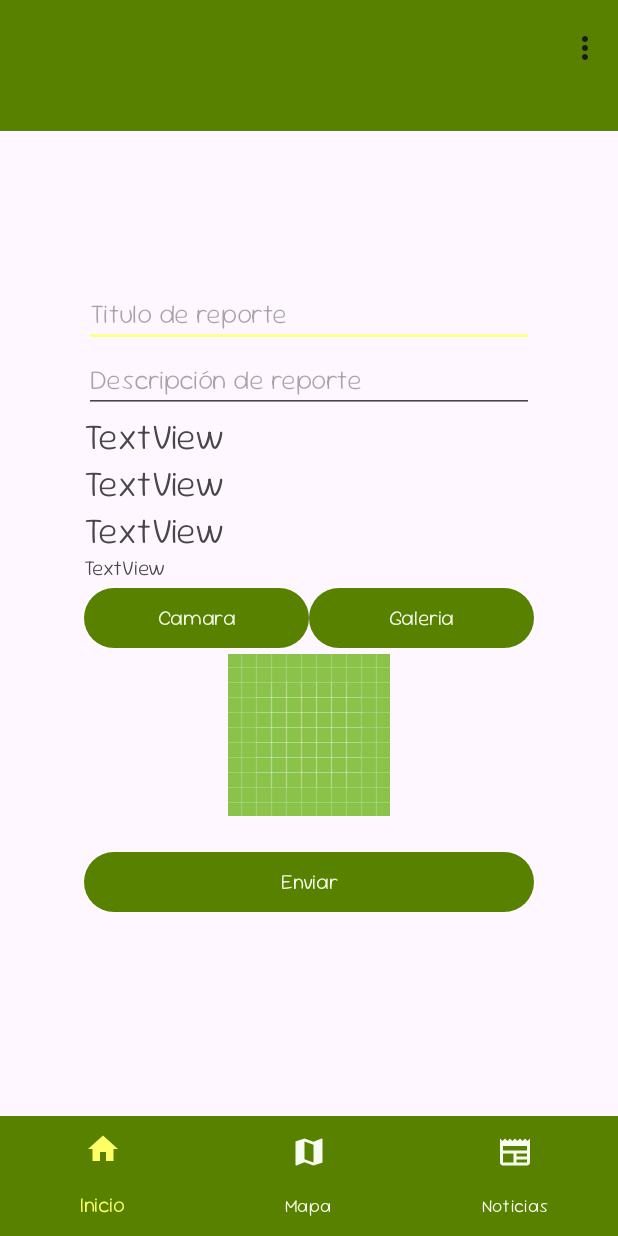
After one commit to LennyRocha/DisenoApps, an Android app: the FormularioReporte screen opened directly, with no data from a screen before it, on a phone screen of 412 x 824 dp. The commit adds this screen. Run offline under Robolectric (Android 15) with nearby library versions, the light colour scheme and no system bars; our stand-ins replace Volley; pictures from the network do not load.

Commit message:
formulario de reporte

```diff
--- /dev/null
+++ b/app/src/main/java/mx/edu/utez/patrullaambiental/FormularioReporte.kt
@@ -0,0 +1,200 @@
+package mx.edu.utez.patrullaambiental
+
+import android.Manifest
+import android.content.Context
+import android.content.pm.PackageManager
+import android.location.Location
+import android.location.LocationListener
+import android.location.LocationManager
+import android.os.Bundle
+import android.os.Handler
+import android.os.Looper
+import android.util.Log
+import android.widget.Toast
+import androidx.activity.result.contract.ActivityResultContracts
+import androidx.appcompat.app.AppCompatActivity
+import androidx.core.app.ActivityCompat
+import androidx.core.content.FileProvider
+import androidx.core.net.toUri
+import com.android.volley.Request
+import com.android.volley.RequestQueue
+import com.android.volley.Response
+import com.android.volley.toolbox.JsonObjectRequest
+import com.android.volley.toolbox.Volley
+import com.bumptech.glide.Glide
+import mx.edu.utez.patrullaambiental.databinding.ActivityFormularioReporteBinding
+import org.json.JSONObject
+import java.io.File
+import java.text.SimpleDateFormat
+import java.util.*
+import kotlin.text.format
+
+class FormularioReporte : AppCompatActivity(), LocationListener {
+
+    private lateinit var binding: ActivityFormularioReporteBinding
+    private lateinit var locationManager: LocationManager
+    private lateinit var photo: File
+    private lateinit var queue: RequestQueue
+
+    private val cameraLauncher = registerForActivityResult(
+        ActivityResultContracts.TakePicture()
+    ) { result ->
+        if (result) {
+            Glide.with(this)
+                .load(photo.toUri())
+                .into(binding.imgPreview)
+        }
+    }
+
+    private val galleryLauncher =
+        registerForActivityResult(
+            ActivityResultContracts.GetContent()
+        ) { result ->
+            if (result != null) {
+                Glide.with(this)
+                    .load(result)
+                    .into(binding.imgPreview)
+            }
+        }
+
+    private fun createBlankTempFile(): File {
+        val tempFolder = File(applicationContext.filesDir, "photos")
+        tempFolder.deleteRecursively()
+        tempFolder.mkdir()
+        val tempPhoto = File(tempFolder, "tempPhoto${UUID.randomUUID()}.jpg")
+        return tempPhoto
+    }
+
+    override fun onCreate(savedInstanceState: Bundle?) {
+        super.onCreate(savedInstanceState)
+        binding = ActivityFormularioReporteBinding.inflate(layoutInflater)
+        setContentView(binding.root)
+        queue = Volley.newRequestQueue(this)
+
+        binding.btnEnviar.setOnClickListener{
+            val titulo = binding.edtTitulo.text.toString()
+            val desc = binding.edtDesc.text.toString()
+            val latitud = binding.txtLatitud.text.toString()
+            val longitud = binding.txtLongitud.text.toString()
+            val estado = binding.txtEstado.text.toString()
+            val imagen = binding.imgPreview.toString()
+
+            if (titulo.isNotEmpty() && desc.isNotEmpty() && latitud.isNotEmpty() && longitud.isNotEmpty() && estado.isNotEmpty() && imagen.isNotEmpty()) {
+                val url = "http://192.168.111.81:8080/Usuario/RCrear"
+                val metodo = Request.Method.POST
+                val body = JSONObject()
+                body.put("titulo", titulo)
+                body.put("desc", desc)
+                body.put("latitud", latitud)
+                body.put("longitud", longitud)
+                body.put("estado", estado)
+                body.put("imagen", imagen)
+
+                val listener = Response.Listener<JSONObject> { resultado ->
+                    try {
+                        Log.d("insertado", "Usuario insertado correctamente")
+                    }catch (e: Exception){
+                        Toast.makeText(this, "ALGO PASO", Toast.LENGTH_SHORT).show()
+                    }
+                }
+
+                val errorListener = Response.ErrorListener {
+                    error ->
+                    Toast.makeText(this, "Error: ${error.message}", Toast.LENGTH_SHORT).show()
+
+                }
+
+                val request = JsonObjectRequest(metodo,url,body,listener,errorListener)
+                queue.add(request)
+                Toast.makeText(this, "Reporte enviado", Toast.LENGTH_SHORT).show()
+            }else{
+                Toast.makeText(this, "Llene todos los campos", Toast.LENGTH_SHORT).show()
+            }
+        }
+
+        binding.edtTitulo.setText(intent.getStringExtra("titulo"))
+        binding.edtDesc.setText(intent.getStringExtra("descripcion"))
+
+
+        binding.btnEnviar.setOnClickListener {
+            Toast.makeText(this, "Reporte enviado", Toast.LENGTH_SHORT).show()
+        }
+
+        binding.btnCamara.setOnClickListener {
+            photo = createBlankTempFile()
+            val uri = FileProvider.getUriForFile(
+                this,
+                "mx.edu.utez.camara4e",
+                photo
+            )
+            cameraLauncher.launch(uri)
+        }
+
+
+
+        binding.btnGaleria.setOnClickListener {
+            galleryLauncher.launch("image/*")
+        }
+
+        locationManager = getSystemService(Context.LOCATION_SERVICE) as LocationManager
+
+        if (ActivityCompat.checkSelfPermission(
+                this,
+                Manifest.permission.ACCESS_FINE_LOCATION
+            ) != PackageManager.PERMISSION_GRANTED && ActivityCompat.checkSelfPermission(
+                this,
+                Manifest.permission.ACCESS_COARSE_LOCATION
+            ) != PackageManager.PERMISSION_GRANTED
+        ) {
+            ActivityCompat.requestPermissions(
+                this,
+                arrayOf(
+                    Manifest.permission.ACCESS_FINE_LOCATION,
+                    Manifest.permission.ACCESS_COARSE_LOCATION
+                ),
+                LOCATION_PERMISSION_REQUEST_CODE
+            )
+            return
+        }
+        locationManager.requestLocationUpdates(LocationManager.GPS_PROVIDER, 0, 0f, this)
+    }
+
+    override fun onLocationChanged(location: Location) {
+        val latitude = location.latitude
+        val longitude = location.longitude
+
+        runOnUiThread {
+            binding.txtLatitud.text = "Latitud: $latitude"
+            binding.txtLongitud.text = "Longitud: $longitude"
+        }
+    }
+
+    override fun onRequestPermissionsResult(
+        requestCode: Int,
+        permissions: Array<out String>,
+        grantResults: IntArray
+    ) {
+        super.onRequestPermissionsResult(requestCode, permissions, grantResults)
+        if (requestCode == LOCATION_PERMISSION_REQUEST_CODE) {
+            if (grantResults.isNotEmpty() && grantResults[0] == PackageManager.PERMISSION_GRANTED) {
+
+                if (ActivityCompat.checkSelfPermission(
+                        this,
+                        Manifest.permission.ACCESS_FINE_LOCATION
+                    ) == PackageManager.PERMISSION_GRANTED && ActivityCompat.checkSelfPermission(
+                        this,
+                        Manifest.permission.ACCESS_COARSE_LOCATION
+                    ) == PackageManager.PERMISSION_GRANTED
+                ) {
+                    locationManager.requestLocationUpdates(LocationManager.GPS_PROVIDER, 0, 0f, this)
+                }
+            } else {
+                Toast.makeText(this, "Permiso de ubicación denegado", Toast.LENGTH_SHORT).show()
+            }
+        }
+    }
+
+    companion object {
+        private const val LOCATION_PERMISSION_REQUEST_CODE = 123 // Define your request code
+    }
+}
--- a/app/src/main/java/mx/edu/utez/patrullaambiental/Frag_inicio.kt
+++ b/app/src/main/java/mx/edu/utez/patrullaambiental/Frag_inicio.kt
@@ -39,6 +39,11 @@ class Frag_inicio : Fragment() {
         binding.appbar.startAnimation(animation2)
         binding.txtBienvenido.startAnimation(apareceTexto)
 
+        binding.mainMenu1.setOnClickListener {
+            val intent = Intent(requireActivity(), FormularioReporte::class.java)
+            startActivity(intent)
+        }
+
         binding.mainMenu3.setOnClickListener {
             val intent = Intent(requireActivity(), DocumentView::class.java)
             startActivity(intent)
--- a/app/src/main/java/mx/edu/utez/patrullaambiental/Frag_mapa.kt
+++ b/app/src/main/java/mx/edu/utez/patrullaambiental/Frag_mapa.kt
@@ -131,7 +131,7 @@ class Frag_mapa : Fragment(), LocationListener {
     fun cargarReportes(){
         val queue = Volley.newRequestQueue(requireActivity())
 
-        val url = "http://192.168.1.67:8080/Admin/Rtodos"
+        val url = "http://192.168.111.81:8080/Admin/Rtodos"
 
         val metodo = Request.Method.GET
 
--- a/app/src/main/java/mx/edu/utez/patrullaambiental/Login.kt
+++ b/app/src/main/java/mx/edu/utez/patrullaambiental/Login.kt
@@ -71,7 +71,7 @@ class Login : AppCompatActivity() {
     fun obtenerUsuario(correo : String, contra : String,  onResult: (Usuario?) -> Unit) {
         val queue = Volley.newRequestQueue(this)
 
-        val url = "http://192.168.1.67:8080/Admin/Login"
+        val url = "http://192.168.111.81:8080/Admin/Login"
 
         val metodo = Request.Method.POST
 
--- a/app/src/main/java/mx/edu/utez/patrullaambiental/MiPerfil.kt
+++ b/app/src/main/java/mx/edu/utez/patrullaambiental/MiPerfil.kt
@@ -199,7 +199,7 @@ class MiPerfil : AppCompatActivity() {
 
     fun actualizarPerfil(bro : Usuario){
         val queue = Volley.newRequestQueue(this)
-        val url = "http://192.168.1.67:8080/Usuario/UActualizar/${bro.Id}"
+        val url = "http://192.168.111.81:8080/Usuario/UActualizar/${bro.Id}"
         val metodo = Request.Method.PUT
         val body  = JSONObject()
         body.put(
--- a/app/src/main/java/mx/edu/utez/patrullaambiental/Signup.kt
+++ b/app/src/main/java/mx/edu/utez/patrullaambiental/Signup.kt
@@ -208,7 +208,7 @@ class Signup : AppCompatActivity() {
     fun registrarConVolley(bro: Usuario){
 
         val queue = Volley.newRequestQueue(this)
-        val url = "http://192.168.1.67:8080/Admin/UCrear"
+        val url = "http://192.168.111.81:8080/Admin/UCrear"
         val metodo = Request.Method.POST
         val body  = JSONObject()
         body.put(
--- /dev/null
+++ b/app/src/main/res/layout/activity_formulario_reporte.xml
@@ -0,0 +1,134 @@
+<?xml version="1.0" encoding="utf-8"?>
+<androidx.constraintlayout.widget.ConstraintLayout xmlns:android="http://schemas.android.com/apk/res/android"
+    xmlns:app="http://schemas.android.com/apk/res-auto"
+    xmlns:tools="http://schemas.android.com/tools"
+    android:id="@+id/main"
+    android:layout_width="match_parent"
+    android:layout_height="match_parent"
+    android:visibility="visible"
+    tools:context=".FormularioReporte"
+    tools:visibility="visible">
+
+    <androidx.appcompat.widget.Toolbar
+        android:id="@+id/my_toolbar"
+        style="@style/downMenu"
+        android:layout_width="0dp"
+        android:layout_height="0dp"
+        android:layout_marginBottom="100dp"
+        android:background="?attr/colorPrimary"
+        android:minHeight="?attr/actionBarSize"
+        android:theme="?attr/actionBarTheme"
+        app:layout_constraintBottom_toTopOf="@+id/linearLayout2"
+        app:layout_constraintEnd_toEndOf="parent"
+        app:layout_constraintHorizontal_bias="0.0"
+        app:layout_constraintStart_toStartOf="parent"
+        app:layout_constraintTop_toTopOf="parent"
+        app:menu="@menu/menu"
+        app:titleTextColor="@color/colorOnPrimary" />
+
+    <LinearLayout
+        android:id="@+id/linearLayout2"
+        android:layout_width="300dp"
+        android:layout_height="450dp"
+        android:orientation="vertical"
+        app:layout_constraintBottom_toBottomOf="parent"
+        app:layout_constraintEnd_toEndOf="parent"
+        app:layout_constraintStart_toStartOf="parent"
+        app:layout_constraintTop_toTopOf="parent">
+
+        <EditText
+            android:id="@+id/edtTitulo"
+            android:layout_width="match_parent"
+            android:layout_height="wrap_content"
+            android:ems="10"
+            android:hint="@string/hintTitulo"
+            android:inputType="text" />
+
+        <EditText
+            android:id="@+id/edtDesc"
+            android:layout_width="match_parent"
+            android:layout_height="wrap_content"
+            android:ems="10"
+            android:hint="@string/hintDescripcion"
+            android:inputType="text" />
+
+        <TextView
+            android:id="@+id/txtNombres"
+            android:layout_width="match_parent"
+            android:layout_height="wrap_content"
+            android:text="TextView"
+            android:textSize="24sp" />
+
+        <TextView
+            android:id="@+id/txtLatitud"
+            android:layout_width="match_parent"
+            android:layout_height="wrap_content"
+            android:text="TextView"
+            android:textSize="24sp" />
+
+        <TextView
+            android:id="@+id/txtLongitud"
+            android:layout_width="match_parent"
+            android:layout_height="wrap_content"
+            android:text="TextView"
+            android:textSize="24sp" />
+
+        <TextView
+            android:id="@+id/txtEstado"
+            android:layout_width="match_parent"
+            android:layout_height="wrap_content"
+            android:text="TextView"
+            tools:visibility="invisible" />
+
+        <LinearLayout
+            android:layout_width="wrap_content"
+            android:layout_height="wrap_content"
+            android:orientation="horizontal">
+
+            <Button
+                android:id="@+id/btnCamara"
+                android:layout_width="150dp"
+                android:layout_height="wrap_content"
+                android:text="Camara" />
+
+            <Button
+                android:id="@+id/btnGaleria"
+                android:layout_width="150dp"
+                android:layout_height="wrap_content"
+                android:text="Galeria" />
+        </LinearLayout>
+
+        <ImageView
+            android:id="@+id/imgPreview"
+            android:layout_width="match_parent"
+            android:layout_height="wrap_content"
+            android:paddingBottom="20dp"
+            app:srcCompat="@drawable/ic_launcher_background" />
+
+        <Button
+            android:id="@+id/btnEnviar"
+            android:layout_width="match_parent"
+            android:layout_height="wrap_content"
+            android:text="Enviar" />
+
+    </LinearLayout>
+
+    <com.google.android.material.bottomnavigation.BottomNavigationView
+        android:id="@+id/bottomNav"
+        android:layout_width="0dp"
+        android:layout_height="wrap_content"
+        android:background="?attr/colorPrimary"
+        app:itemActiveIndicatorStyle="@style/ThemeOverlay.AppCompat.Light"
+        app:itemIconTint="@color/nav_item_color"
+        app:itemRippleColor="@color/colorPrimaryDark"
+        app:itemTextAppearanceActive="@color/colorAccentNight"
+        app:itemTextAppearanceActiveBoldEnabled="true"
+        app:itemTextColor="@color/nav_item_color"
+        app:layout_constraintBottom_toBottomOf="parent"
+        app:layout_constraintEnd_toEndOf="parent"
+        app:layout_constraintHorizontal_bias="1.0"
+        app:layout_constraintStart_toStartOf="parent"
+        app:menu="@menu/menu_botton">
+
+    </com.google.android.material.bottomnavigation.BottomNavigationView>
+</androidx.constraintlayout.widget.ConstraintLayout>
--- a/app/src/main/res/values/strings.xml
+++ b/app/src/main/res/values/strings.xml
@@ -88,4 +88,6 @@
     <string name="exito_registro">Registro exitoso</string>
     <string name="exito_put">Actualización exitosa</string>
     <string name="error_registro">Error al registrar:</string>
+    <string name="hintDescripcion">Descripción de reporte</string>
+    <string name="hintTitulo">Titulo de reporte</string>
 </resources>
```
Also changed, not shown: app/src/main/AndroidManifest.xml (+8 -3 lines), app/src/main/java/mx/edu/utez/patrullaambiental/Inicio.kt (+8 -0 lines), 1 other file.
